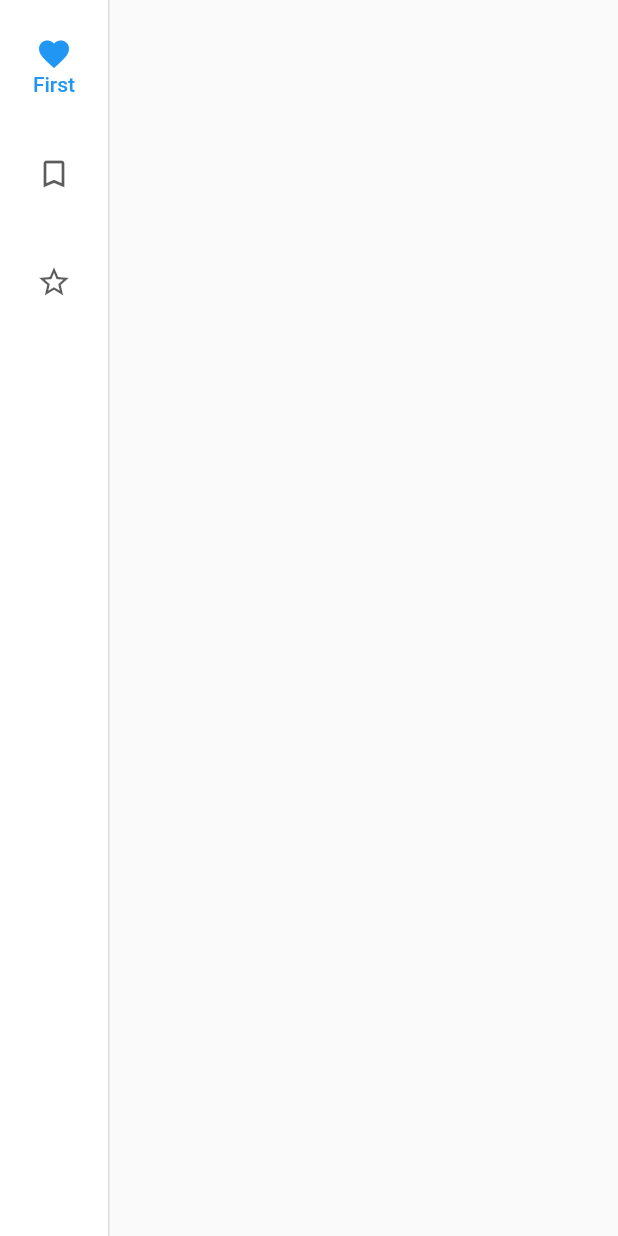
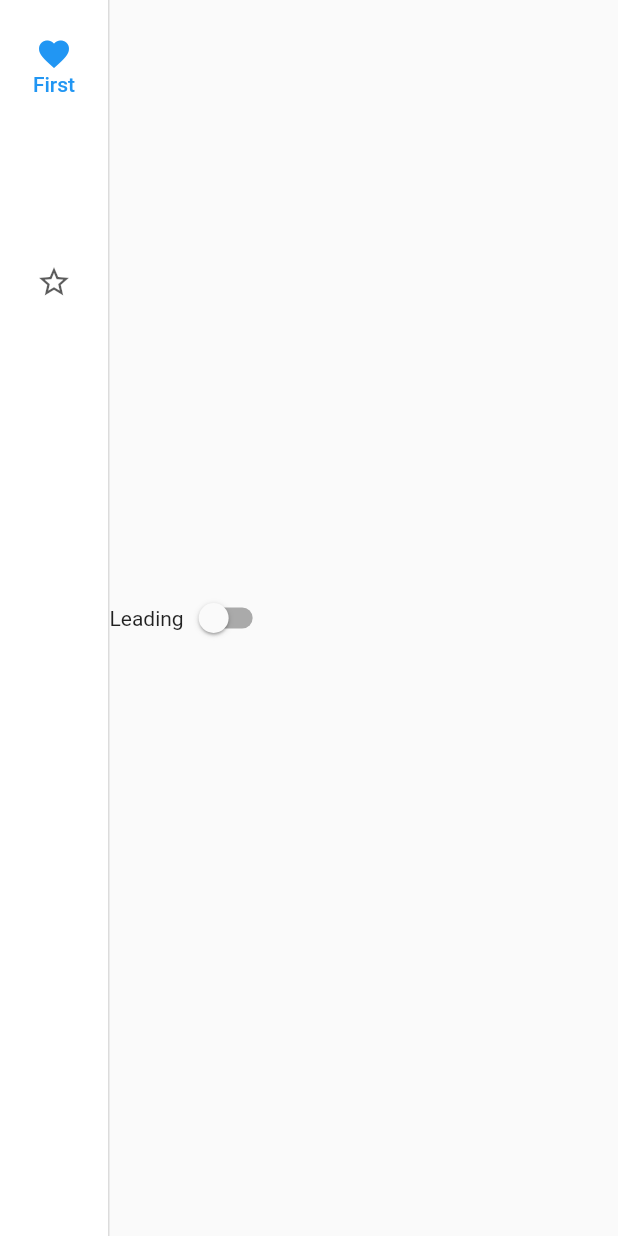
Before and after one commit to timilehinjegede/flutter-material-widgets, a Flutter app: the screen it shows after launch, on a phone screen of 412 x 824 dp. Run offline on Flutter 3.47's test engine with Material 2 defaults, Android fonts, the phone set to English and light mode, and no system bars.

Commit message:
Added the leading switch controller

```diff
--- a/lib/home.dart
+++ b/lib/home.dart
@@ -9,11 +9,22 @@ class _HomeScreenState extends State<HomeScreen> {
   int _selectedIndex = 0;
 
   @override
+  void initState() {
+    // TODO: implement initState
+    super.initState();
+  }
+
+  bool leadingSwitchValue = false;
+  bool trailingSwitchValue = false;
+
+  int indexSelected = -1;
+  @override
   Widget build(BuildContext context) {
     return Scaffold(
       body: Row(
         children: <Widget>[
           NavigationRail(
+            groupAlignment: -1.0,
             selectedIndex: _selectedIndex,
             onDestinationSelected: (int index) {
               setState(() {
@@ -28,9 +39,11 @@ class _HomeScreenState extends State<HomeScreen> {
                 label: Text('First'),
               ),
               NavigationRailDestination(
-                icon: Icon(Icons.bookmark_border),
-                selectedIcon: Icon(Icons.book),
-                label: Text('Second'),
+                icon: SizedBox.shrink(),
+                label: RotatedBox(
+                  quarterTurns: -1,
+                  child: Text("text"),
+                ),
               ),
               NavigationRailDestination(
                 icon: Icon(Icons.star_border),
@@ -41,7 +54,26 @@ class _HomeScreenState extends State<HomeScreen> {
           ),
           VerticalDivider(thickness: 1, width: 1),
           Expanded(
-            child: Container(),
+            child: Column(
+                mainAxisAlignment: MainAxisAlignment.center,
+                children: <Widget>[
+                  Row(
+                    children: <Widget>[
+                      Text('Leading'),
+                      Switch(
+                        value: leadingSwitchValue,
+                        onChanged: (value) {
+                          setState(
+                            () {
+                              leadingSwitchValue = value;
+                            },
+                          );
+                        },
+                      ),
+                    ],
+                  ),
+
+                ]),
           ),
         ],
       ),
```
